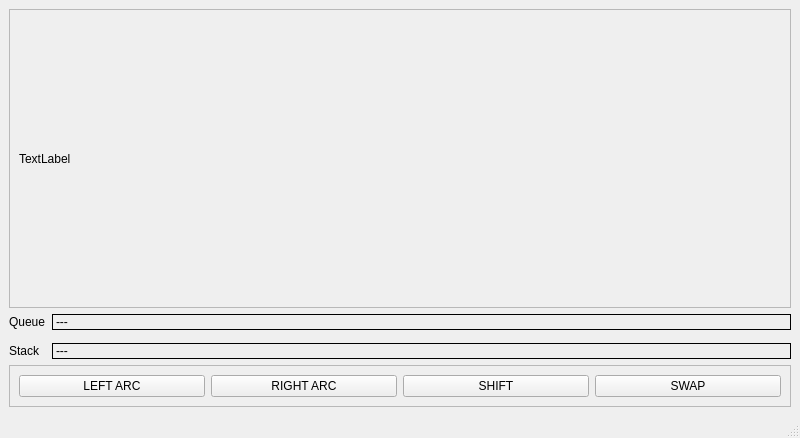
Qt form psim/gui/ui_main_window.ui (fginter/parser-sim) before a commit.
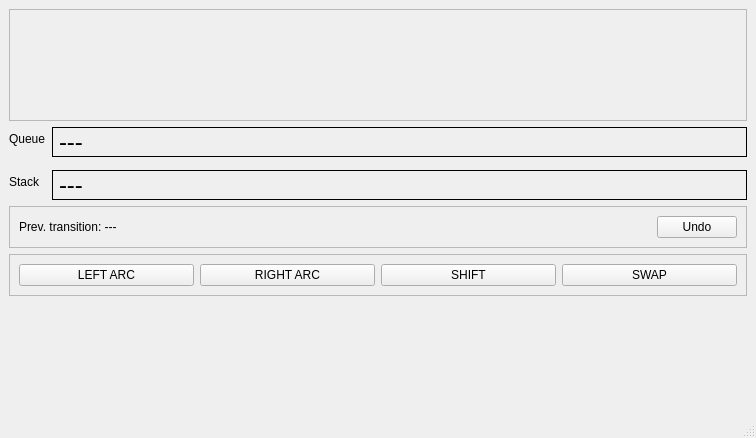
The same form after that commit.

Commit message: Elementary undo for LA and RA

The edit to the form file:
```diff
--- a/psim/gui/ui_main_window.ui
+++ b/psim/gui/ui_main_window.ui
@@ -6,7 +6,7 @@
    <rect>
     <x>0</x>
     <y>0</y>
-    <width>800</width>
+    <width>756</width>
     <height>438</height>
    </rect>
   </property>
@@ -33,7 +33,7 @@
        <item>
         <widget class="QLabel" name="label_3">
          <property name="text">
-          <string>TextLabel</string>
+          <string/>
          </property>
         </widget>
        </item>
@@ -54,6 +54,11 @@
       </item>
       <item row="0" column="1">
        <widget class="QLabel" name="queue">
+        <property name="font">
+         <font>
+          <pointsize>18</pointsize>
+         </font>
+        </property>
         <property name="frameShape">
          <enum>QFrame::Box</enum>
         </property>
@@ -71,6 +76,11 @@
       </item>
       <item row="1" column="1">
        <widget class="QLabel" name="stack">
+        <property name="font">
+         <font>
+          <pointsize>18</pointsize>
+         </font>
+        </property>
         <property name="frameShape">
          <enum>QFrame::Box</enum>
         </property>
@@ -81,6 +91,41 @@
       </item>
      </layout>
     </item>
+    <item>
+     <widget class="QFrame" name="frame_2">
+      <property name="frameShape">
+       <enum>QFrame::StyledPanel</enum>
+      </property>
+      <property name="frameShadow">
+       <enum>QFrame::Raised</enum>
+      </property>
+      <layout class="QHBoxLayout" name="horizontalLayout_3">
+       <item>
+        <widget class="QLabel" name="previoustransition">
+         <property name="text">
+          <string>Prev. transition: ---</string>
+         </property>
+        </widget>
+       </item>
+       <item>
+        <widget class="QPushButton" name="undo">
+         <property name="enabled">
+          <bool>true</bool>
+         </property>
+         <property name="sizePolicy">
+          <sizepolicy hsizetype="Fixed" vsizetype="Fixed">
+           <horstretch>0</horstretch>
+           <verstretch>0</verstretch>
+          </sizepolicy>
+         </property>
+         <property name="text">
+          <string>Undo</string>
+         </property>
+        </widget>
+       </item>
+      </layout>
+     </widget>
+    </item>
     <item>
      <widget class="QFrame" name="frame">
       <property name="frameShape">
@@ -121,6 +166,19 @@
       </layout>
      </widget>
     </item>
+    <item>
+     <spacer name="verticalSpacer">
+      <property name="orientation">
+       <enum>Qt::Vertical</enum>
+      </property>
+      <property name="sizeHint" stdset="0">
+       <size>
+        <width>20</width>
+        <height>40</height>
+       </size>
+      </property>
+     </spacer>
+    </item>
    </layout>
   </widget>
   <widget class="QMenuBar" name="menubar">
```
Left out of the diff: 2 changed lines with no effect on the pictures. The commit also changes 2 other files.
